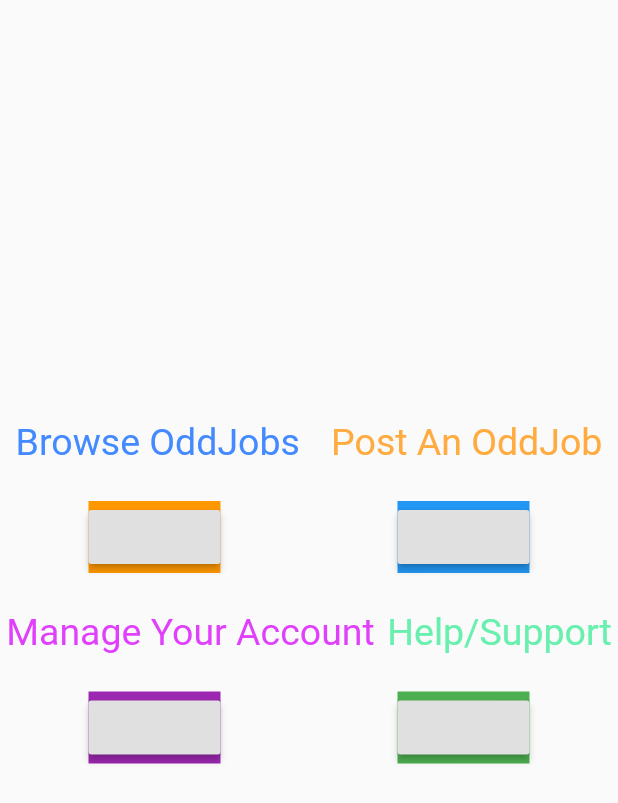
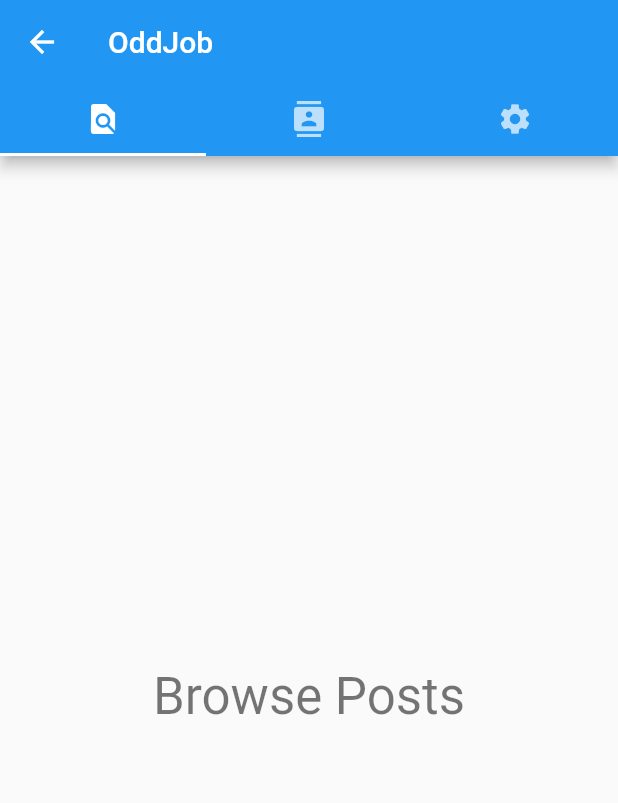
Before and after one commit to GarretBrowning/oddjob, a Flutter app: the screen it shows after launch, after a tap on "LOGIN", on a phone screen of 412 x 824 dp. Shown: the top 803 px of the screen. Run offline on Flutter 3.47's test engine with Material 2 defaults, Android fonts, the phone set to English and light mode, and no system bars.

Commit message:
Started with new tabs, need to remove back button

```diff
--- a/lib/browsePage/browse_jobs.dart
+++ b/lib/browsePage/browse_jobs.dart
@@ -43,7 +43,7 @@ class BrowseJobPageState extends State<BrowseJobPage> {
   }
 
   ListView getPostListView() {
-     TextStyle titleStyle = Theme.of(context).textTheme.subtitle1;
+     TextStyle titleStyle = Theme.of(context).textTheme.subhead; // HAD TO CHANGE THIS FROM subtitle1 (Garret)
 
      return ListView.builder(
        itemCount: count,
--- a/lib/login_page/login.dart
+++ b/lib/login_page/login.dart
@@ -9,7 +9,10 @@ class LoginPage extends StatelessWidget {
   Widget build(BuildContext context) {
     return new MaterialApp(
 
-      home: new MyLoginPage(),
+        home: new MyLoginPage(),
+        routes: {
+          '/home_page': (context) => HomePage(),
+        }
     );
   }
 }
@@ -97,7 +100,7 @@ class _MyLoginPageState extends State<MyLoginPage> {
                     elevation: 7.0,
                     child: GestureDetector(
                       onTap: () {
-                        Navigator.push(context, MainMenu());
+                        Navigator.pushNamed(context, '/home_page');
                       },
                       child: Center(
                         child: Text(
--- a/lib/main.dart
+++ b/lib/main.dart
@@ -1,4 +1,4 @@
-import 'package:flutter/material.dart.';
+import 'package:flutter/material.dart';
 import 'package:oddjob/login_page/login.dart';
 import 'package:oddjob/browsePage/browse_jobs.dart';
 import 'package:oddjob/postPage/post_jobs.dart';
@@ -13,181 +13,47 @@ void main() {
 // BUILDING A MULTI-PAGE APPLICATION WITH DART's FLUTTER MOBILE FRAMEWORK (Instructional video, Youtube)
 final ThemeData themeData = ThemeData(
   canvasColor: Colors.white70,
-  accentColor: Colors.black,
+  accentColor: Colors.black
 );
 
-// LoginPage of App
-class MyApp extends StatelessWidget {
-  // This widget is the root of your application.
+class HomePage extends StatefulWidget {
+  @override
+  _HomePageState createState() => _HomePageState();
+}
+
+
+class _HomePageState extends State<HomePage> with SingleTickerProviderStateMixin {
+  TabController _tabController;
+
+  List<String> _tabs = ["Home", "My Posts", "Report"];
+
+  @override void initState() {
+    super.initState();
+    _tabController = new TabController(vsync: this, length: _tabs.length);
+  }
+
   @override
   Widget build(BuildContext context) {
     return Scaffold(
-      body: Center(
-        child: RaisedButton(
-          onPressed: () {
-            Navigator.push(context, MainMenu());
-          },
-          child: Text("Log In"),
+        appBar: new AppBar(
+          title: Text("OddJob"),
+          bottom: TabBar(
+            controller: _tabController,
+            tabs: [
+              Tab(icon: Icon(Icons.find_in_page)),
+              Tab(icon: Icon(Icons.contacts)),
+              Tab(icon: Icon(Icons.settings)),
+            ],
+          ),
         ),
-      ),
+        body: TabBarView(
+          controller: _tabController,
+          children: <Widget>[
+            Center(child: Text("Browse Posts", style: Theme.of(context).textTheme.display1,)),
+            Center(child: Text("My Posts", style: Theme.of(context).textTheme.display1,)),
+            Center(child: Text("Settings", style: Theme.of(context).textTheme.display1,))
+          ],
+        )
     );
   }
 }
-
-// MainMenu Class
-class MainMenu extends MaterialPageRoute<Null> {
-  MainMenu() : super(builder: (BuildContext context) {
-
-     return Scaffold(
-
-         body: Column(children: <Widget>[
-           Container(height: 280.0,), // Top of Screen padding, pushes buttons downwards
-
-           Row( // TEXT ROW 1
-             mainAxisAlignment: MainAxisAlignment.spaceAround,
-             children: <Widget>[
-               Text(
-                 "Browse OddJobs",
-                 style: TextStyle(color: Colors.blueAccent, fontSize: 25),
-               ),
-               Text(
-                 "Post An OddJob",
-                 style: TextStyle(color: Colors.orangeAccent, fontSize: 25),
-               ),
-             ],
-           ),
-
-           Row( // BUTTON ROW 1
-             mainAxisAlignment: MainAxisAlignment.spaceAround,
-             children: [
-               Container(
-                 color: Colors.orange,
-                 margin: EdgeInsets.all(25.0),
-                 child: RaisedButton(
-                   onPressed: () {
-                     Navigator.push(
-                       context,  // this material page route links the pages
-                       MaterialPageRoute(builder: (context) => BrowseJobPage()),
-                     );
-                   },
-                 ),
-               ),
-               Container(
-                 color: Colors.blue,
-                 margin: EdgeInsets.all(25.0),
-                 child: RaisedButton(
-                   onPressed: () {
-                     Navigator.push(
-                       context,
-                       MaterialPageRoute(builder: (context) => PostJobPage()),
-                     );
-                   },
-                 ),
-               ),
-             ],
-           ),
-
-           Row( // TEXT ROW 2
-             mainAxisAlignment: MainAxisAlignment.spaceAround,
-             children: <Widget>[
-               Text(
-                 "Manage Your Account",
-                 style: TextStyle(color: Colors.purpleAccent, fontSize: 25),
-               ),
-               Text(
-                 "Help/Support",
-                 style: TextStyle(color: Colors.greenAccent, fontSize: 25),
-               ),
-             ],
-           ),
-
-           Row( // BUTTON ROW 2
-               mainAxisAlignment: MainAxisAlignment.spaceAround,
-               children: [
-                 Container(
-                   color: Colors.purple,
-                   margin: EdgeInsets.all(25.0),
-                   child: RaisedButton(
-                     onPressed: () {
-                       Navigator.push(context, ManageAccountPage());
-                     },
-                   ),
-                 ),
-                 Container(
-                   color: Colors.green,
-                   margin: EdgeInsets.all(25.0),
-                   child: RaisedButton(
-                     onPressed: () {
-                       Navigator.push(context, HelpSupportPage());
-                     },
-                   ),
-                 ),]
-           ),
-         ])
-     );
-  });
-}
-
-
-// ManageAccountPage Class
-class ManageAccountPage extends MaterialPageRoute<Null> {
-  ManageAccountPage() : super(builder: (BuildContext context) {
-    return Scaffold(
-      appBar: AppBar(
-        title: Text("Manage Your Account"),
-        backgroundColor: Theme
-            .of(context)
-            .accentColor,
-        elevation: 2.0,
-        actions: <Widget>[
-          IconButton(
-            icon: Icon(Icons.close),
-            onPressed: () {
-              Navigator.pop(context);
-            },
-          )
-        ],
-      ),
-      body: Center(
-          child: MaterialButton(
-            onPressed: () {
-              Navigator.push(context, MainMenu());
-            },
-            child: Text("Go Home! (From Managing Your Account)"),
-          )
-      ),
-    );
-  });
-}
-
-
-// HelpSupportPage Class
-class HelpSupportPage extends MaterialPageRoute<Null> {
-  HelpSupportPage() : super(builder: (BuildContext context) {
-    return Scaffold(
-      appBar: AppBar(
-        title: Text("Help/Support!"),
-        backgroundColor: Theme
-            .of(context)
-            .accentColor,
-        elevation: 2.0,
-        actions: <Widget>[
-          IconButton(
-            icon: Icon(Icons.close),
-            onPressed: () {
-              Navigator.pop(context);
-            },
-          )
-        ],
-      ),
-      body: Center(
-          child: MaterialButton(
-            onPressed: () {
-              Navigator.push(context, MainMenu());
-            },
-            child: Text("Go Home! (From Help/Support)"),
-          )
-      ),
-    );
-  });
-}
--- a/lib/postPage/post_jobs.dart
+++ b/lib/postPage/post_jobs.dart
@@ -17,7 +17,7 @@ class PostJobPageState extends State<PostJobPage> {
   @override
   Widget build(BuildContext context) {
 
-    TextStyle textStyle = Theme.of(context).textTheme.subtitle1;
+    TextStyle textStyle = Theme.of(context).textTheme.subhead; // HAD TO CHANGE THIS FROM subtitle1 (Garret)
 
     return Scaffold(
       appBar: AppBar(
```
Also changed, not shown: 1 other file.
